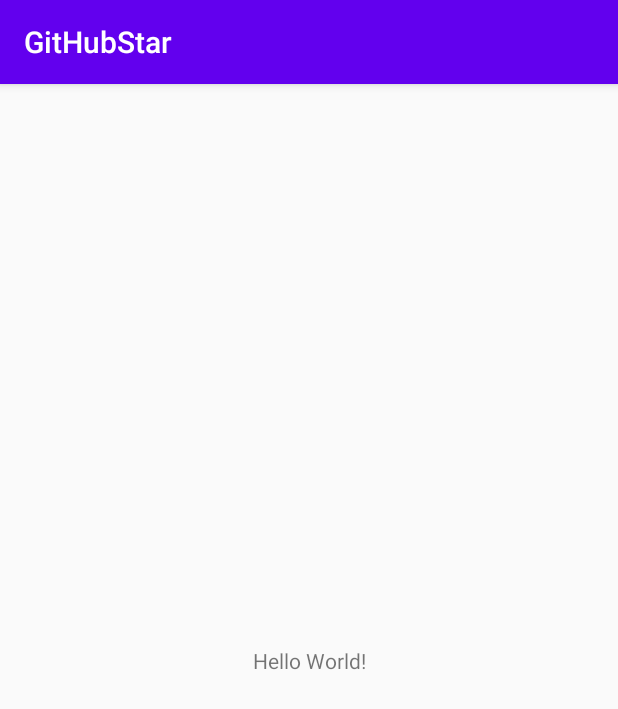
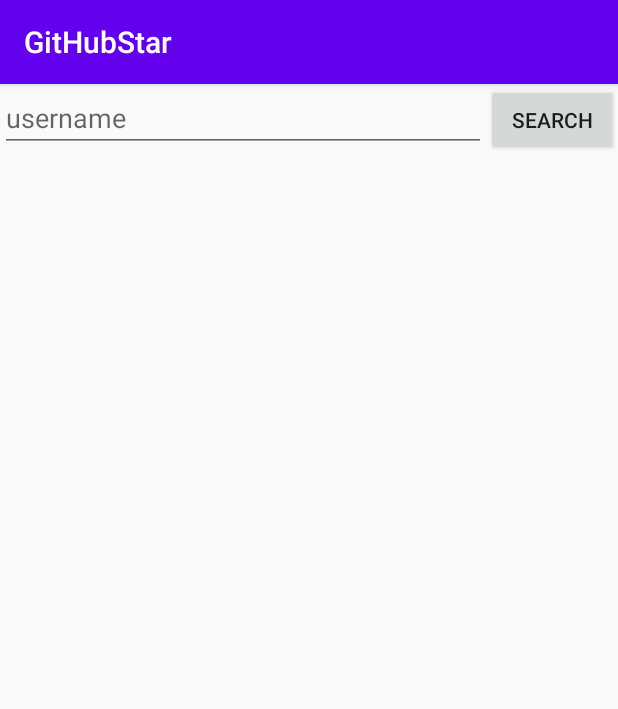
Before and after one commit to Shayan-Aslani/GitHubStar, an Android app: the screen it shows after launch (MainActivity), on a phone screen of 412 x 824 dp. Shown: the top 709 px of the screen. Run offline under Robolectric (Android 15) with nearby library versions, the phone set to English and light mode, and no system bars; our stand-ins replace Dagger/Hilt's generated code, data binding; 1 statement that could not run was skipped.

Commit message:
Fetch repository list form api

```diff
--- a/app/src/main/AndroidManifest.xml
+++ b/app/src/main/AndroidManifest.xml
@@ -2,14 +2,18 @@
 <manifest xmlns:android="http://schemas.android.com/apk/res/android"
     package="com.shayanaslani.githubstar">
 
+    <uses-permission android:name="android.permission.INTERNET" />
+    <uses-permission android:name="android.permission.ACCESS_NETWORK_STATE" />
+
     <application
+        android:name=".utils.MyApplication"
         android:allowBackup="true"
         android:icon="@mipmap/ic_launcher"
         android:label="@string/app_name"
         android:roundIcon="@mipmap/ic_launcher_round"
         android:supportsRtl="true"
         android:theme="@style/AppTheme">
-        <activity android:name=".MainActivity">
+        <activity android:name=".view.MainActivity">
             <intent-filter>
                 <action android:name="android.intent.action.MAIN" />
 
--- /dev/null
+++ b/app/src/main/java/com/shayanaslani/githubstar/component/AppComponent.kt
@@ -0,0 +1,14 @@
+package com.shayanaslani.githubstar.component
+
+import com.shayanaslani.githubstar.modules.AppModule
+import com.shayanaslani.githubstar.modules.RepositoryModule
+import com.shayanaslani.githubstar.modules.RetrofitModule
+import com.shayanaslani.githubstar.view.MainFragment
+import dagger.Component
+import javax.inject.Singleton
+
+@Singleton
+@Component(modules = [AppModule::class , RetrofitModule::class , RepositoryModule::class])
+interface AppComponent{
+    fun inject(mainFragment: MainFragment)
+}
--- /dev/null
+++ b/app/src/main/java/com/shayanaslani/githubstar/model/GitHubRepo.kt
@@ -0,0 +1,3 @@
+package com.shayanaslani.githubstar.model
+
+class GitHubRepo (id : Int , name:String , htmlUrl:String , description:String , languagee:String , starCount:Int){}
--- /dev/null
+++ b/app/src/main/java/com/shayanaslani/githubstar/modules/Modules.kt
@@ -0,0 +1,55 @@
+package com.shayanaslani.githubstar.modules
+
+import android.app.Application
+import android.content.Context
+import com.google.gson.FieldNamingPolicy
+import com.google.gson.GsonBuilder
+import com.shayanaslani.githubstar.network.GitHubService
+import com.shayanaslani.githubstar.repository.Repository
+import dagger.Module
+import dagger.Provides
+import retrofit2.Retrofit
+import retrofit2.converter.gson.GsonConverterFactory
+import javax.inject.Singleton
+
+@Module
+class RetrofitModule {
+    @Provides
+    @Singleton
+    fun provideRetrofit(): Retrofit {
+        val gson = GsonBuilder().setFieldNamingPolicy(FieldNamingPolicy.LOWER_CASE_WITH_UNDERSCORES)
+                .create()
+        return Retrofit.Builder()
+            .baseUrl(GITHUB_BASE_URL)
+            .addConverterFactory(GsonConverterFactory.create(gson))
+            .build()
+    }
+
+    @Provides
+    @Singleton
+    fun provideGitHubService(retrofit: Retrofit): GitHubService {
+        return retrofit.create(GitHubService::class.java)
+    }
+
+    companion object {
+        private const val GITHUB_BASE_URL = "https://api.github.com/"
+    }
+}
+
+@Module
+class RepositoryModule {
+    @Provides
+    @Singleton
+    fun provideRepository(gitHubService: GitHubService): Repository {
+        return Repository(gitHubService)
+    }
+}
+
+@Module
+class AppModule(val application: Application) {
+    @Provides
+    @Singleton
+    fun provideApplication(): Application {
+        return application
+    }
+}
--- /dev/null
+++ b/app/src/main/java/com/shayanaslani/githubstar/network/GitHubService.kt
@@ -0,0 +1,12 @@
+package com.shayanaslani.githubstar.network
+
+import androidx.lifecycle.LiveData
+import com.shayanaslani.githubstar.model.GitHubRepo
+import retrofit2.Call
+import retrofit2.http.GET
+import retrofit2.http.Path
+
+interface GitHubService {
+    @GET("users/{user}/starred")
+    fun loadStarredRepos(@Path("user")userName :String) : Call<List<GitHubRepo>>
+}
--- /dev/null
+++ b/app/src/main/java/com/shayanaslani/githubstar/repository/Repository.kt
@@ -0,0 +1,35 @@
+package com.shayanaslani.githubstar.repository
+
+import android.util.Log
+import androidx.lifecycle.LiveData
+import androidx.lifecycle.MutableLiveData
+import com.shayanaslani.githubstar.model.GitHubRepo
+import com.shayanaslani.githubstar.network.GitHubService
+import kotlinx.coroutines.flow.callbackFlow
+import retrofit2.Call
+import retrofit2.Callback
+import retrofit2.Response
+import javax.inject.Inject
+import javax.inject.Singleton
+
+@Singleton
+class Repository @Inject constructor(private val gitHubService: GitHubService) {
+    val list: MutableLiveData<List<GitHubRepo>> = MutableLiveData()
+    fun loadStarredRepos(userName: String) {
+        gitHubService.loadStarredRepos(userName).enqueue(object : Callback<List<GitHubRepo>> {
+            override fun onFailure(call: Call<List<GitHubRepo>>, t: Throwable) {
+                Log.d("network :", t.message)
+            }
+
+            override fun onResponse(
+                call: Call<List<GitHubRepo>>,
+                response: Response<List<GitHubRepo>>
+            ) {
+                if (response.isSuccessful) {
+                    list.postValue(response.body())
+                }
+            }
+        }
+        )
+    }
+}
--- /dev/null
+++ b/app/src/main/java/com/shayanaslani/githubstar/utils/MyApplication.kt
@@ -0,0 +1,33 @@
+package com.shayanaslani.githubstar.utils
+
+import android.app.Application
+import com.shayanaslani.githubstar.component.AppComponent
+import com.shayanaslani.githubstar.DaggerAppComponent
+import com.shayanaslani.githubstar.modules.AppModule
+import com.shayanaslani.githubstar.modules.RepositoryModule
+import com.shayanaslani.githubstar.modules.RetrofitModule
+
+class MyApplication : Application(){
+
+
+    companion object{
+        private var component: AppComponent? = null
+        fun getComponent(): AppComponent? {
+            return component
+        }
+    }
+
+    override fun onCreate() {
+        super.onCreate()
+        component = buildComponent()
+    }
+
+    private fun buildComponent(): AppComponent? {
+
+        return DaggerAppComponent.builder()
+            .appModule(AppModule(this))
+            .retrofitModule(RetrofitModule())
+            .repositoryModule(RepositoryModule())
+            .build()
+    }
+}
--- a/app/src/main/java/com/shayanaslani/githubstar/MainActivity.kt
+++ b/app/src/main/java/com/shayanaslani/githubstar/view/MainActivity.kt
@@ -1,7 +1,8 @@
-package com.shayanaslani.githubstar
+package com.shayanaslani.githubstar.view
 
 import androidx.appcompat.app.AppCompatActivity
 import android.os.Bundle
+import com.shayanaslani.githubstar.R
 
 class MainActivity : AppCompatActivity() {
 
--- /dev/null
+++ b/app/src/main/java/com/shayanaslani/githubstar/view/MainFragment.kt
@@ -0,0 +1,36 @@
+package com.shayanaslani.githubstar.view
+
+import android.content.Context
+import android.os.Bundle
+import androidx.fragment.app.Fragment
+import android.view.LayoutInflater
+import android.view.View
+import android.view.ViewGroup
+import com.shayanaslani.githubstar.utils.MyApplication
+import com.shayanaslani.githubstar.viewModel.MainViewModel
+import com.shayanaslani.githubstar.R
+import javax.inject.Inject
+
+
+class MainFragment : Fragment() {
+
+    @Inject
+    lateinit var mViewModel: MainViewModel
+
+    companion object {
+        fun newInstance() = MainFragment()
+    }
+
+    override fun onAttach(context: Context) {
+        super.onAttach(context)
+        MyApplication.getComponent()?.inject(this)
+    }
+
+    override fun onCreateView(
+        inflater: LayoutInflater, container: ViewGroup?,
+        savedInstanceState: Bundle?
+    ): View? {
+        val view = inflater.inflate(R.layout.main_fragment, container, false)
+        return view
+    }
+}
--- /dev/null
+++ b/app/src/main/java/com/shayanaslani/githubstar/viewModel/MainViewModel.kt
@@ -0,0 +1,19 @@
+package com.shayanaslani.githubstar.viewModel
+
+import android.app.Application
+import androidx.lifecycle.AndroidViewModel
+import androidx.lifecycle.LiveData
+import androidx.lifecycle.ViewModel
+import com.shayanaslani.githubstar.model.GitHubRepo
+import com.shayanaslani.githubstar.repository.Repository
+import javax.inject.Inject
+
+class MainViewModel @Inject constructor(val repository: Repository, application: Application) :
+    AndroidViewModel(application) {
+    fun getReposLiveData():LiveData<List<GitHubRepo>>{
+        return repository.list
+    }
+    fun loadStarredRepos(userName: String){
+        repository.loadStarredRepos(userName)
+    }
+}
--- a/app/src/main/res/layout/activity_main.xml
+++ b/app/src/main/res/layout/activity_main.xml
@@ -1,18 +1,17 @@
 <?xml version="1.0" encoding="utf-8"?>
-<androidx.constraintlayout.widget.ConstraintLayout xmlns:android="http://schemas.android.com/apk/res/android"
+<FrameLayout xmlns:android="http://schemas.android.com/apk/res/android"
     xmlns:app="http://schemas.android.com/apk/res-auto"
     xmlns:tools="http://schemas.android.com/tools"
     android:layout_width="match_parent"
     android:layout_height="match_parent"
-    tools:context=".MainActivity">
+    tools:context=".view.MainActivity">
 
-    <TextView
-        android:layout_width="wrap_content"
-        android:layout_height="wrap_content"
-        android:text="Hello World!"
-        app:layout_constraintBottom_toBottomOf="parent"
-        app:layout_constraintLeft_toLeftOf="parent"
-        app:layout_constraintRight_toRightOf="parent"
-        app:layout_constraintTop_toTopOf="parent" />
+    <fragment
+        android:id="@+id/nav_host_fragment"
+        android:name="androidx.navigation.fragment.NavHostFragment"
+        android:layout_width="match_parent"
+        android:layout_height="match_parent"
+        app:navGraph="@navigation/nav_graph"
+        app:defaultNavHost="true" />
 
-</androidx.constraintlayout.widget.ConstraintLayout>
+</FrameLayout>
--- /dev/null
+++ b/app/src/main/res/layout/main_fragment.xml
@@ -0,0 +1,42 @@
+<layout xmlns:tools="http://schemas.android.com/tools"
+    xmlns:android="http://schemas.android.com/apk/res/android"
+    xmlns:app="http://schemas.android.com/apk/res-auto">
+
+    <androidx.constraintlayout.widget.ConstraintLayout
+
+        android:id="@+id/main_constraint_layout"
+        android:layout_width="match_parent"
+        android:layout_height="match_parent">
+
+        <androidx.recyclerview.widget.RecyclerView
+            android:id="@+id/recycler_view_repos"
+            android:layout_width="0dp"
+            android:layout_height="0dp"
+            app:layoutManager="androidx.recyclerview.widget.LinearLayoutManager"
+            app:layout_constraintBottom_toBottomOf="parent"
+            app:layout_constraintEnd_toEndOf="parent"
+            app:layout_constraintStart_toStartOf="parent"
+            app:layout_constraintTop_toBottomOf="@+id/edit_text_username" />
+
+
+        <EditText
+            android:id="@+id/edit_text_username"
+            android:layout_width="0dp"
+            android:layout_height="wrap_content"
+            android:hint="username"
+            app:layout_constraintEnd_toStartOf="@+id/button_search"
+            app:layout_constraintStart_toStartOf="parent"
+            app:layout_constraintTop_toTopOf="parent" />
+
+        <Button
+            android:id="@+id/button_search"
+            android:layout_width="wrap_content"
+            android:layout_height="wrap_content"
+            android:text="search"
+            app:layout_constraintEnd_toEndOf="parent"
+            app:layout_constraintTop_toTopOf="parent" />
+
+
+    </androidx.constraintlayout.widget.ConstraintLayout>
+
+</layout>
--- /dev/null
+++ b/app/src/main/res/navigation/nav_graph.xml
@@ -0,0 +1,13 @@
+<?xml version="1.0" encoding="utf-8"?>
+<navigation xmlns:android="http://schemas.android.com/apk/res/android"
+    xmlns:app="http://schemas.android.com/apk/res-auto"
+    xmlns:tools="http://schemas.android.com/tools"
+    android:id="@+id/nav_graph"
+    app:startDestination="@id/mainFragment">
+
+    <fragment
+        android:id="@+id/mainFragment"
+        android:name="com.shayanaslani.githubstar.view.MainFragment"
+        android:label="main_fragment"
+        tools:layout="@layout/main_fragment" />
+</navigation>
```
Also changed, not shown: app/build.gradle (+18 -0 lines).
